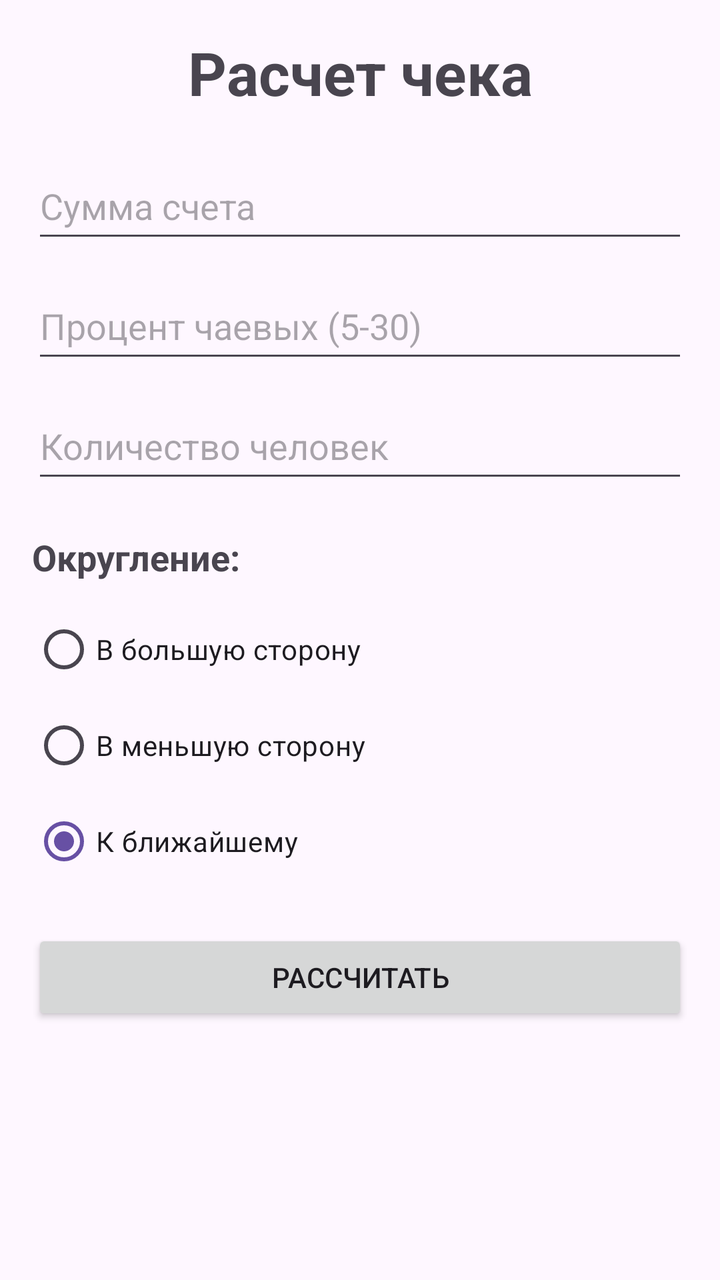
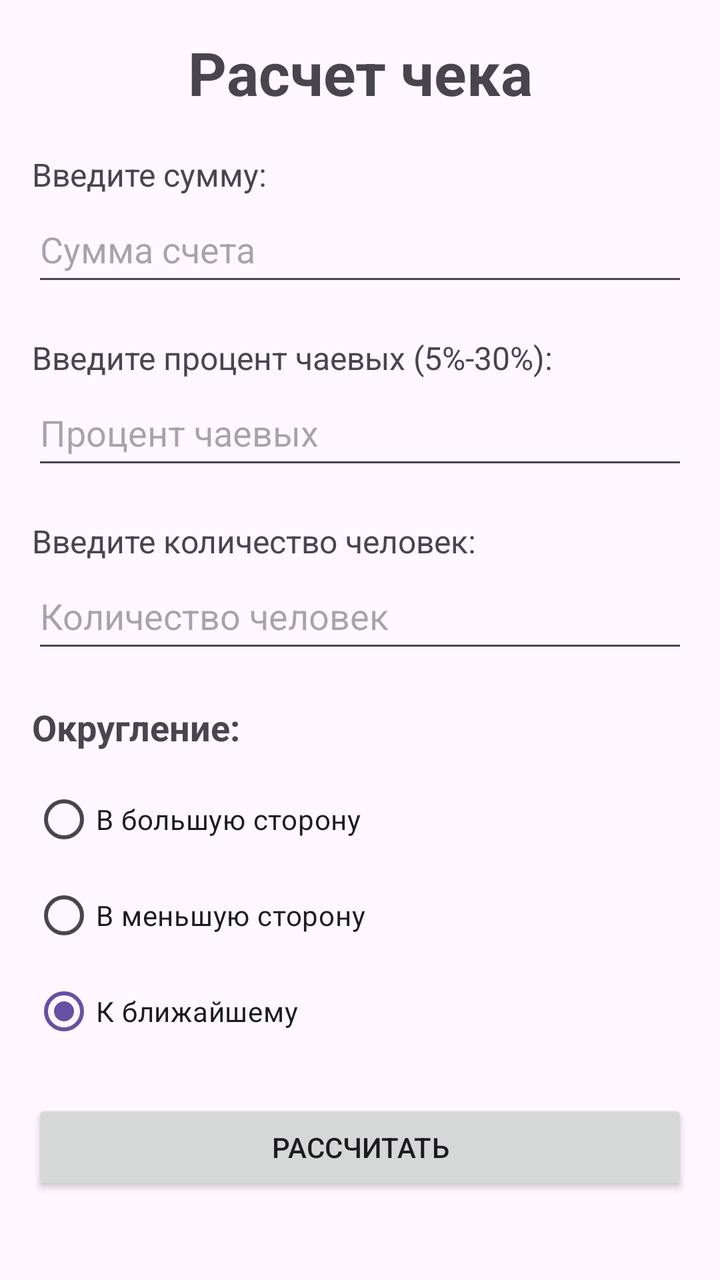

The first picture is an Android layout as it rendered before a commit; the second is the same layout after the commit. The layout source and the unified diff follow.
<!-- AndroidManifest.xml: application theme Theme.AS_kontrolnaya -->
<!-- res/layout/activity_main.xml -->
<?xml version="1.0" encoding="utf-8"?>
<androidx.constraintlayout.widget.ConstraintLayout xmlns:android="http://schemas.android.com/apk/res/android"
    xmlns:app="http://schemas.android.com/apk/res-auto"
    android:layout_width="match_parent"
    android:layout_height="match_parent"
    android:padding="16dp">

    <LinearLayout
        android:layout_width="match_parent"
        android:layout_height="wrap_content"
        android:orientation="vertical"
        app:layout_constraintTop_toTopOf="parent">

        <TextView
            android:layout_width="match_parent"
            android:layout_height="wrap_content"
            android:text="Расчет чека"
            android:textSize="30sp"
            android:textStyle="bold"
            android:gravity="center"
            android:layout_marginBottom="20dp"/>

        <EditText
            android:id="@+id/totalAmount"
            android:layout_width="match_parent"
            android:layout_height="50dp"
            android:hint="Сумма счета"
            android:inputType="numberDecimal"
            android:layout_marginBottom="10dp"/>

        <EditText
            android:id="@+id/tipsPercent"
            android:layout_width="match_parent"
            android:layout_height="50dp"
            android:hint="Процент чаевых (5-30)"
            android:inputType="number"
            android:layout_marginBottom="10dp"/>

        <EditText
            android:id="@+id/peopleAmount"
            android:layout_width="match_parent"
            android:layout_height="50dp"
            android:hint="Количество человек"
            android:inputType="number"
            android:layout_marginBottom="20dp"/>

        <TextView
            android:layout_width="match_parent"
            android:layout_height="wrap_content"
            android:text="Округление:"
            android:textSize="18sp"
            android:textStyle="bold"/>

        <RadioGroup
            android:id="@+id/round"
            android:layout_width="match_parent"
            android:layout_height="wrap_content"
            android:layout_marginTop="10dp"
            android:layout_marginBottom="20dp">

            <RadioButton
                android:id="@+id/roundUp"
                android:layout_width="wrap_content"
                android:layout_height="wrap_content"
                android:text="В большую сторону"/>

            <RadioButton
                android:id="@+id/roundDown"
                android:layout_width="wrap_content"
                android:layout_height="wrap_content"
                android:text="В меньшую сторону"/>

            <RadioButton
                android:id="@+id/roundClosest"
                android:layout_width="wrap_content"
                android:layout_height="wrap_content"
                android:text="К ближайшему"
                android:checked="true"/>
        </RadioGroup>

        <Button
            android:id="@+id/countButton"
            android:layout_width="match_parent"
            android:layout_height="wrap_content"
            android:text="Рассчитать"
            android:layout_marginBottom="20dp"/>

        <GridLayout
            android:id="@+id/hiddenSum"
            android:layout_width="wrap_content"
            android:layout_height="wrap_content"
            android:orientation="vertical"
            android:visibility="invisible">

            <TextView
                android:id="@+id/billText"
                android:layout_width="wrap_content"
                android:layout_height="wrap_content"
                android:text="Сумма чаевых: "
                android:textSize="16sp"
                android:textStyle="bold"
                android:layout_marginTop="5dp"/>

            <TextView
                android:id="@+id/sumText"
                android:layout_width="wrap_content"
                android:layout_height="wrap_content"
                android:text="Общая сумма: "
                android:textSize="16sp"
                android:textStyle="bold"
                android:layout_marginTop="5dp"/>

            <TextView
                android:id="@+id/eachText"
                android:layout_width="wrap_content"
                android:layout_height="wrap_content"
                android:text="На каждого: "
                android:textSize="16sp"
                android:textStyle="bold"
                android:layout_marginTop="5dp"/>
        </GridLayout>

    </LinearLayout>

</androidx.constraintlayout.widget.ConstraintLayout>
<!-- resources referenced by this layout -->
<resources>
  <style name="Theme.AS_kontrolnaya" parent="Base.Theme.AS_kontrolnaya" />
  <style name="Base.Theme.AS_kontrolnaya" parent="Theme.Material3.DayNight.NoActionBar">
          
          
      </style>
</resources>

<!-- the commit's change to res/layout/activity_main.xml (unified diff, before → after) -->
@@ -20,28 +20,46 @@
             android:gravity="center"
             android:layout_marginBottom="20dp"/>
 
+        <TextView
+            android:layout_width="match_parent"
+            android:layout_height="wrap_content"
+            android:text="Введите сумму:"
+            android:textSize="16sp"/>
+
         <EditText
             android:id="@+id/totalAmount"
             android:layout_width="match_parent"
             android:layout_height="50dp"
             android:hint="Сумма счета"
             android:inputType="numberDecimal"
-            android:layout_marginBottom="10dp"/>
+            android:layout_marginBottom="20dp"/>
+
+        <TextView
+            android:layout_width="match_parent"
+            android:layout_height="wrap_content"
+            android:text="Введите процент чаевых (5%-30%):"
+            android:textSize="16sp"/>
 
         <EditText
             android:id="@+id/tipsPercent"
             android:layout_width="match_parent"
             android:layout_height="50dp"
-            android:hint="Процент чаевых (5-30)"
-            android:inputType="number"
-            android:layout_marginBottom="10dp"/>
+            android:hint="Процент чаевых"
+            android:inputType="numberDecimal"
+            android:layout_marginBottom="20dp"/>
+
+        <TextView
+            android:layout_width="match_parent"
+            android:layout_height="wrap_content"
+            android:text="Введите количество человек:"
+            android:textSize="16sp"/>
 
         <EditText
             android:id="@+id/peopleAmount"
             android:layout_width="match_parent"
             android:layout_height="50dp"
             android:hint="Количество человек"
-            android:inputType="number"
+            android:inputType="numberDecimal"
             android:layout_marginBottom="20dp"/>
 
         <TextView
@@ -99,7 +117,7 @@
                 android:text="Сумма чаевых: "
                 android:textSize="16sp"
                 android:textStyle="bold"
-                android:layout_marginTop="5dp"/>
+                android:layout_marginTop="10dp"/>
 
             <TextView
                 android:id="@+id/sumText"
@@ -108,7 +126,7 @@
                 android:text="Общая сумма: "
                 android:textSize="16sp"
                 android:textStyle="bold"
-                android:layout_marginTop="5dp"/>
+                android:layout_marginTop="10dp"/>
 
             <TextView
                 android:id="@+id/eachText"
@@ -117,9 +135,8 @@
                 android:text="На каждого: "
                 android:textSize="16sp"
                 android:textStyle="bold"
-                android:layout_marginTop="5dp"/>
+                android:layout_marginTop="10dp"/>
         </GridLayout>
-
     </LinearLayout>
 
 </androidx.constraintlayout.widget.ConstraintLayout>
